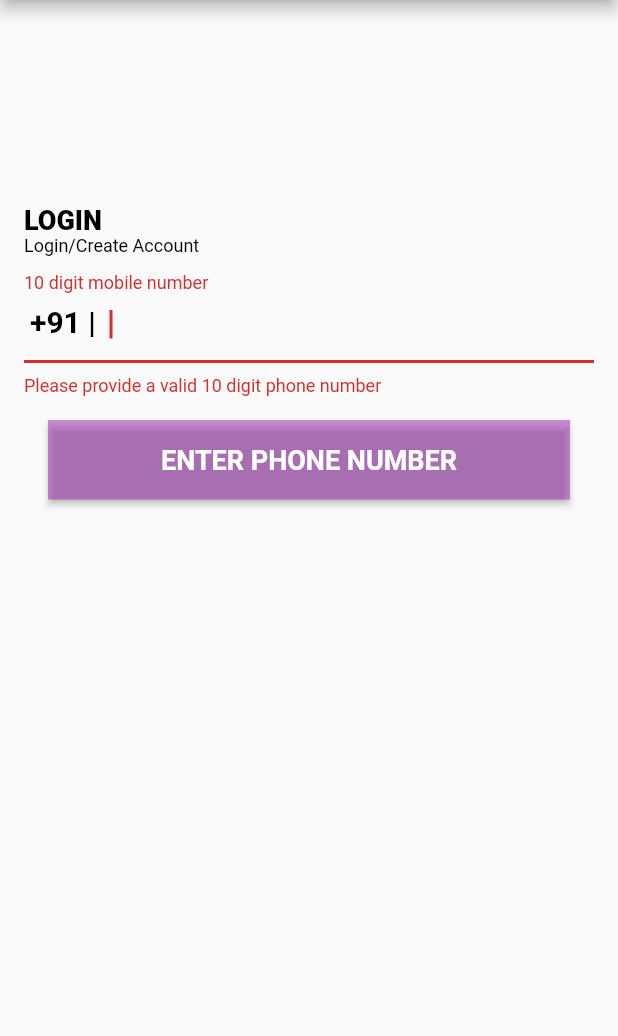
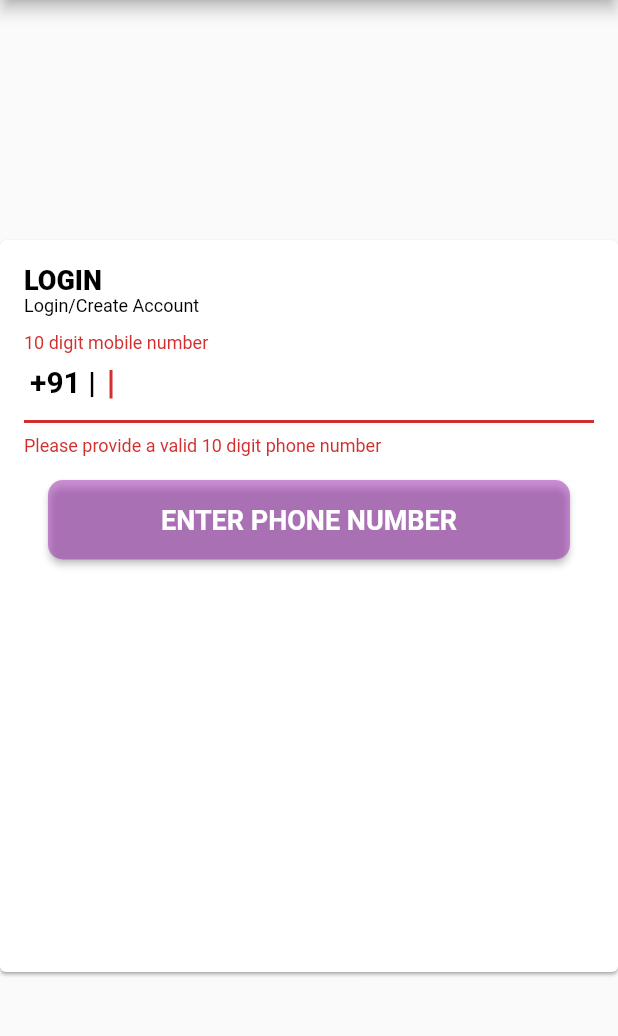
Before and after one commit to PMthedeveloper/TrueCaller_Auth, a Flutter app: the screen it shows after launch, after a tap on "ENTER PHONE NUMBER", on a phone screen of 412 x 824 dp, the part 84-1120 px from its top. Run offline on Flutter 3.47's test engine with Material 2 defaults, Android fonts, the phone set to English and light mode, and no system bars; our stand-ins replace firebase_auth, fluttertoast, splashscreen; missing offline and left inert: truecaller_sdk; accounts and stored records are empty; network calls fail; statements that could not run were skipped.

Commit message:
some ui changes

```diff
--- a/lib/Bottombar.dart
+++ b/lib/Bottombar.dart
@@ -23,11 +23,17 @@ class _BottomBarState extends State<BottomBar> {
   Widget build(BuildContext context) {
     return Container(
       padding: const EdgeInsets.symmetric(vertical: 120),
+      alignment: Alignment.bottomCenter,
+      child: Card(
+        shadowColor: Colors.grey,
+        elevation: 1,
+        margin: const EdgeInsets.only(top: 40),
         child: Builder(
-        builder: (context) =>
-            StatefulBuilder(builder: (BuildContext context, StateSetter state) {
+          builder: (context) => StatefulBuilder(
+              builder: (BuildContext context, StateSetter state) {
             return Container(
               padding: EdgeInsets.all(16),
+              alignment: Alignment.center,
               height: MediaQuery.of(context).size.height * 0.7,
               child: new Column(
                 mainAxisAlignment: MainAxisAlignment.start,
@@ -50,7 +56,7 @@ class _BottomBarState extends State<BottomBar> {
                   Padding(
                     padding: EdgeInsets.only(bottom: 0),
                     child: TextFormField(
-                    keyboardType: TextInputType.phone,
+                      keyboardType: TextInputType.number,
                       controller: _phoneNumberController,
                       autofocus: true,
                       onChanged: (text) {
@@ -89,7 +95,7 @@ class _BottomBarState extends State<BottomBar> {
                               ? Theme.of(context).primaryColor.withOpacity(0.5)
                               : Theme.of(context).primaryColor,
                           shape: RoundedRectangleBorder(
-                            borderRadius: BorderRadius.circular(0.0)),
+                              borderRadius: BorderRadius.circular(10.0)),
                           child: Text(
                             !isValid ? "ENTER PHONE NUMBER" : "CONTINUE",
                             style: TextStyle(
@@ -120,6 +126,7 @@ class _BottomBarState extends State<BottomBar> {
             );
           }),
         ),
+      ),
     );
   }
 }
--- a/lib/Splash.dart
+++ b/lib/Splash.dart
@@ -1,13 +1,36 @@
+import 'package:firebase_auth/firebase_auth.dart';
 import 'package:flutter/material.dart';
 import 'package:splashscreen/splashscreen.dart';
+import 'package:truecaller_Auth/HomePage.dart';
 import 'package:truecaller_Auth/phone_auth.dart';
 
-class Splash extends StatelessWidget {
+class Splash extends StatefulWidget {
+  @override
+  _SplashState createState() => _SplashState();
+}
+
+class _SplashState extends State<Splash> {
+  final FirebaseAuth _firebaseAuth = FirebaseAuth.instance;
+  FirebaseUser user;
+
+  @override
+  void initState() {
+    super.initState();
+    getCurrentUser();
+  }
+
+  void getCurrentUser() async {
+    FirebaseUser _user = await _firebaseAuth.currentUser();
+    setState(() {
+      user = _user;
+    });
+  }
+
   @override
   Widget build(BuildContext context) {
     return SplashScreen(
       seconds: 2,
-      navigateAfterSeconds: PhoneLogin(),
+      navigateAfterSeconds: user != null ? HomePage(user: user) : PhoneLogin(),
       title: new Text(
         'True Auth',
         textScaleFactor: 2,
--- a/lib/otp_screen.dart
+++ b/lib/otp_screen.dart
@@ -103,7 +103,7 @@ class _OTPScreenState extends State<OTPScreen> {
                     shape: RoundedRectangleBorder(
                         borderRadius: BorderRadius.circular(0.0)),
                     child: Text(
-                      "ENTER OTP",
+                      "VERIFY",
                       style: TextStyle(
                           color: Colors.white,
                           fontSize: 18.0,
--- a/lib/phone_auth.dart
+++ b/lib/phone_auth.dart
@@ -10,7 +10,6 @@ class PhoneLogin extends StatefulWidget {
 
 class _PhoneLoginState extends State<PhoneLogin> {
   Stream<TruecallerSdkCallback> _stream;
-
   @override
   void initState() {
     trueCaller(context);
@@ -31,6 +30,8 @@ class _PhoneLoginState extends State<PhoneLogin> {
         TruecallerSdk.getProfile;
       } else {
         print("Not usable");
+        Navigator.of(context)
+            .push(MaterialPageRoute(builder: (context) => PhoneLogin()));
       }
     });
   }
@@ -40,6 +41,7 @@ class _PhoneLoginState extends State<PhoneLogin> {
     return Scaffold(
         appBar: AppBar(
           title: Text("Truecaller Auth"),
+          automaticallyImplyLeading: false,
         ),
         body: Material(
           child: StreamBuilder<TruecallerSdkCallback>(
@@ -49,32 +51,27 @@ class _PhoneLoginState extends State<PhoneLogin> {
                 switch (snapshot.data.result) {
                   case TruecallerSdkCallbackResult.success:
                     return Container(
+                      padding: EdgeInsets.all(8),
+                      child: Center(
                         child: Column(
+                          mainAxisAlignment: MainAxisAlignment.center,
+                          crossAxisAlignment: CrossAxisAlignment.center,
+                          children: [
+                            Card(
+                              child: Column(
+                                mainAxisAlignment: MainAxisAlignment.center,
+                                crossAxisAlignment: CrossAxisAlignment.center,
                                 children: <Widget>[
                                   Text(
                                     " ${snapshot.data.profile.firstName} ${snapshot.data.profile.lastName} \n ${snapshot.data.profile.email} \n ${snapshot.data.profile.phoneNumber}",
                                     style: TextStyle(
-                                  fontSize: 20, letterSpacing: 2, height: 5)),
-                          // OutlineButton(
-                          //     borderSide: BorderSide(
-                          //         color: Colors.blue,
-                          //         style: BorderStyle.solid,
-                          //         width: 3),
-                          //     child: Text(
-                          //       'Log out',
-                          //       style: TextStyle(color: Colors.blue),
-                          //     ),
-                          //     onPressed: () {
-                          //       FirebaseAuth.instance
-                          //           .signOut()
-                          //           .then((action) {
-                          //         Navigator.of(context)
-                          //             .pushReplacementNamed('/homepage');
-                          //       }).catchError((e) {
-                          //         print(e);
-                          //       });
-                          //     }),
-                          OutlineButton(
+                                        fontSize: 20,
+                                        letterSpacing: 2,
+                                        height: 3),
+                                  ),
+                                  Padding(
+                                    padding: const EdgeInsets.all(16.0),
+                                    child: OutlineButton(
                                       borderSide: BorderSide(
                                           color: Colors.blue,
                                           style: BorderStyle.solid,
@@ -90,8 +87,13 @@ class _PhoneLoginState extends State<PhoneLogin> {
                                               builder: (context) => HomePage()),
                                         );
                                       },
+                                    ),
                                   )
                                 ],
+                              ),
+                            ),
+                          ],
+                        ),
                       ),
                     );
                   case TruecallerSdkCallbackResult.failure:
--- a/pubspec.yaml
+++ b/pubspec.yaml
@@ -32,7 +32,6 @@ dependencies:
   fluttertoast: ^3.1.3
   splashscreen: ^1.2.0
   truecaller_sdk: ^0.0.2
-  velocity_x: ^0.5.0
 
 dev_dependencies:
   flutter_test:
```
Also changed, not shown: lib/HomePage.dart (+7 -2 lines), pubspec.lock, 2 other files. Lines whose indentation alone changed are shown as unchanged.
